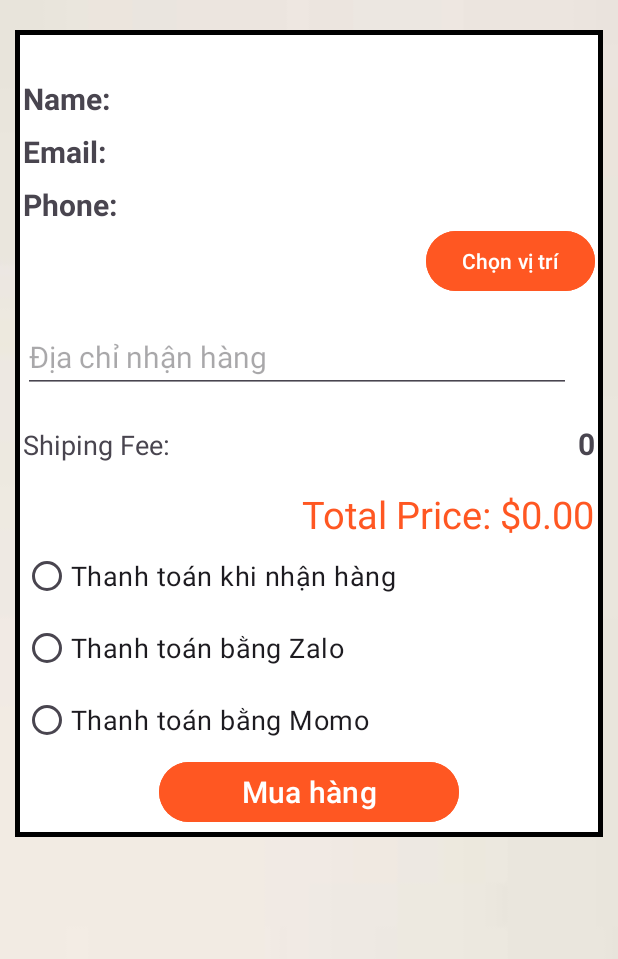
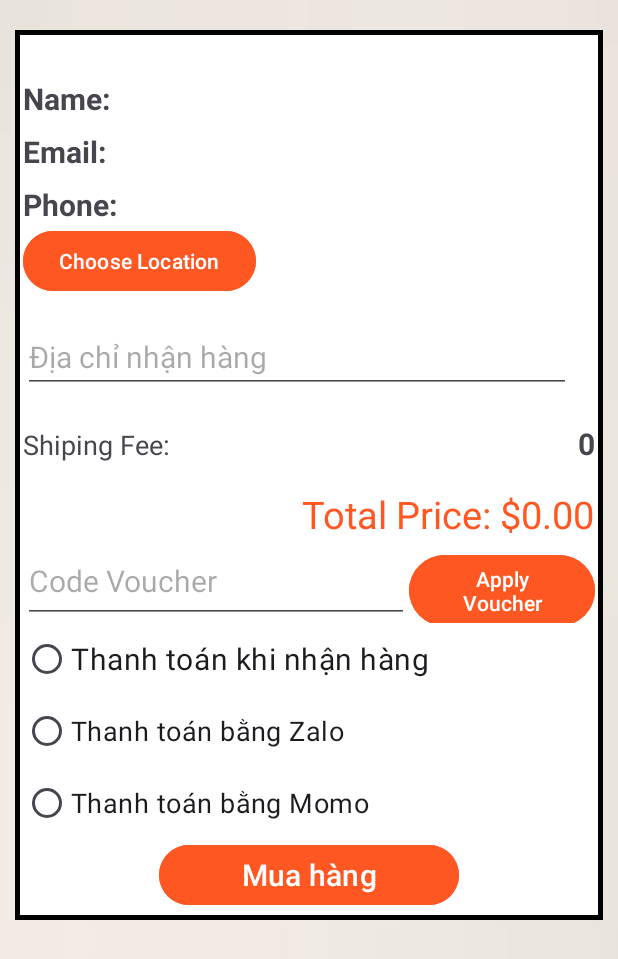
Before and after one commit to AICY-GIT/AppDoDienTu, an Android app: the layout activity_purchase.xml on its own in the app's theme, with its tools: preview values and no code run, on a phone screen of 412 x 824 dp. Shown: the top 959 px of the screen. Run offline under Robolectric (Android 15) with nearby library versions, the phone set to English and light mode, and no system bars.

Commit message:
apply voucher for order

```diff
--- a/app/src/main/java/com/example/tk_app/voucher/CreateVoucherActivity.kt
+++ b/app/src/main/java/com/example/tk_app/voucher/CreateVoucherActivity.kt
@@ -46,10 +46,10 @@ class CreateVoucherActivity : AppCompatActivity() {
     }
     private fun CreateVoucher(): VoucherModel {
         val voucher = VoucherModel(
-            voucherId = null, // You may generate a unique ID here, or Firebase will generate one when pushing to the database
+            voucherId = null , // You may generate a unique ID here, or Firebase will generate one when pushing to the database
             name = edt_voucher_name.text.toString(),
             code = edt_voucher_code.text.toString(),
-            dicountPercentage = edt_voucher_discountPercentage.text.toString(),
+            discountPercentage = edt_voucher_discountPercentage.text.toString(),
             maxDiscount = edt_voucher_maxDiscount.text.toString(),
             amount = edt_voucher_amount.text.toString(),
             dateStart = getDateFromDatePicker(dp_voucher_dateStart),
--- a/app/src/main/res/layout/activity_purchase.xml
+++ b/app/src/main/res/layout/activity_purchase.xml
@@ -64,10 +64,10 @@
             android:id="@+id/btn_ChooseLocation_purchase"
             android:layout_width="wrap_content"
             android:layout_height="match_parent"
-            android:layout_gravity="end"
+
             android:layout_weight="1"
             android:backgroundTint="#FF5722"
-            android:text="Chọn vị trí" />
+            android:text="Choose Location" />
 
         <EditText
             android:id="@+id/shippingAddressEditText"
@@ -111,6 +111,28 @@
             android:textColor="#FF5722"
             android:textSize="25dp" />
 
+        <LinearLayout
+            android:layout_width="match_parent"
+            android:layout_height="match_parent"
+            android:orientation="horizontal">
+
+
+            <EditText
+                android:id="@+id/applyVoucherEditText"
+                android:layout_width="match_parent"
+                android:layout_height="match_parent"
+                android:textSize="20dp"
+                android:layout_weight="8"
+                android:hint="Code Voucher" />
+            <Button
+                android:id="@+id/btn_ApplyVoucher_purchase"
+                android:layout_width="wrap_content"
+                android:layout_height="wrap_content"
+                android:layout_weight="1"
+                android:backgroundTint="#FF5722"
+                android:text="Apply Voucher" />
+        </LinearLayout>
+
         <RadioGroup
             android:id="@+id/rg_paymentMenthod_purchase"
             android:layout_width="match_parent"
@@ -121,7 +143,7 @@
                 android:layout_width="match_parent"
                 android:layout_height="wrap_content"
                 android:text="Thanh toán khi nhận hàng"
-                android:textSize="18dp" />
+                android:textSize="20dp" />
 
             <RadioButton
                 android:id="@+id/rb_withZalo_purchase"
```
Also changed, not shown: app/src/main/java/com/example/tk_app/VoucherModel.kt (+34 -10 lines), app/src/main/java/com/example/tk_app/pay/PurchaseActivity.kt (+67 -7 lines).
